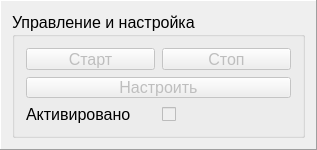
Qt form resources/frm_online_control_device.ui (mcsltd/mcs-inRat-monitor) before a commit.
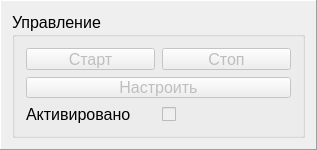
The same form after that commit.

What changed in the file:
```diff
--- a/resources/frm_online_control_device.ui
+++ b/resources/frm_online_control_device.ui
@@ -40,7 +40,7 @@
       </font>
      </property>
      <property name="title">
-      <string>Управление и настройка</string>
+      <string>Управление</string>
      </property>
      <layout class="QGridLayout" name="gridLayout_3">
       <property name="leftMargin">
```
